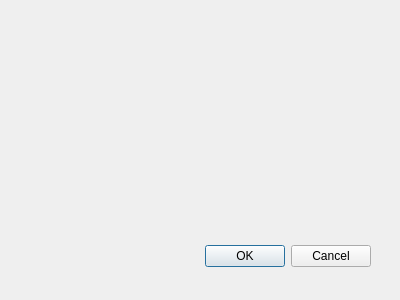
The window that createprojectwindow.ui (wbmsoft/WillEngine) describes before a commit, drawn with Qt 5.
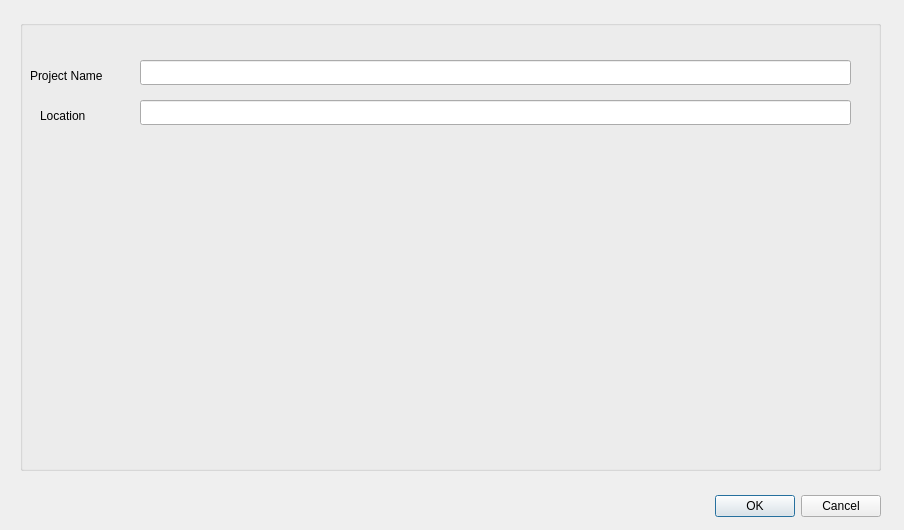
The same window after the commit.

Commit message: Make design for Create Project window

What changed in the file:
```diff
--- a/createprojectwindow.ui
+++ b/createprojectwindow.ui
@@ -8,8 +8,8 @@
    <rect>
     <x>0</x>
     <y>0</y>
-    <width>400</width>
-    <height>300</height>
+    <width>904</width>
+    <height>530</height>
    </rect>
   </property>
   <property name="windowTitle">
@@ -18,8 +18,8 @@
   <widget class="QDialogButtonBox" name="buttonBox">
    <property name="geometry">
     <rect>
-     <x>30</x>
-     <y>240</y>
+     <x>540</x>
+     <y>490</y>
      <width>341</width>
      <height>32</height>
     </rect>
@@ -31,6 +31,65 @@
     <set>QDialogButtonBox::Cancel|QDialogButtonBox::Ok</set>
    </property>
   </widget>
+  <widget class="QGroupBox" name="groupBox">
+   <property name="geometry">
+    <rect>
+     <x>20</x>
+     <y>20</y>
+     <width>861</width>
+     <height>451</height>
+    </rect>
+   </property>
+   <property name="title">
+    <string/>
+   </property>
+   <widget class="QLabel" name="label">
+    <property name="geometry">
+     <rect>
+      <x>10</x>
+      <y>40</y>
+      <width>91</width>
+      <height>31</height>
+     </rect>
+    </property>
+    <property name="text">
+     <string>Project Name</string>
+    </property>
+   </widget>
+   <widget class="QLabel" name="label_2">
+    <property name="geometry">
+     <rect>
+      <x>20</x>
+      <y>80</y>
+      <width>67</width>
+      <height>31</height>
+     </rect>
+    </property>
+    <property name="text">
+     <string>Location</string>
+    </property>
+   </widget>
+   <widget class="QLineEdit" name="lineEdit">
+    <property name="geometry">
+     <rect>
+      <x>120</x>
+      <y>40</y>
+      <width>711</width>
+      <height>25</height>
+     </rect>
+    </property>
+   </widget>
+   <widget class="QLineEdit" name="lineEdit_2">
+    <property name="geometry">
+     <rect>
+      <x>120</x>
+      <y>80</y>
+      <width>711</width>
+      <height>25</height>
+     </rect>
+    </property>
+   </widget>
+  </widget>
  </widget>
  <pixmapfunction/>
  <resources/>
```
Left out of the diff: 5 changed lines with no effect on the pictures. The commit also changes 3 other files.
